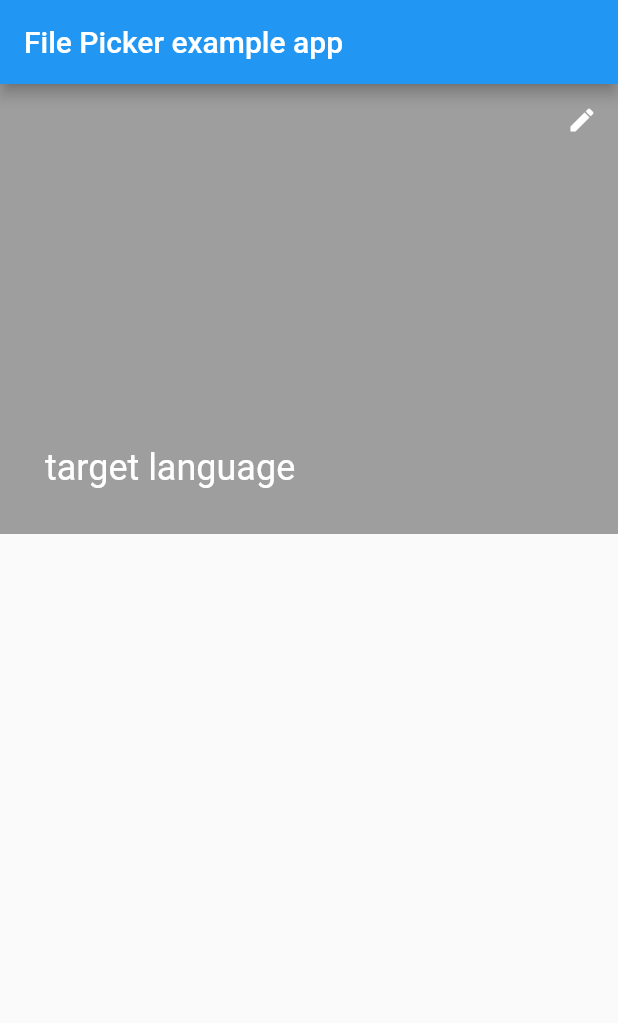
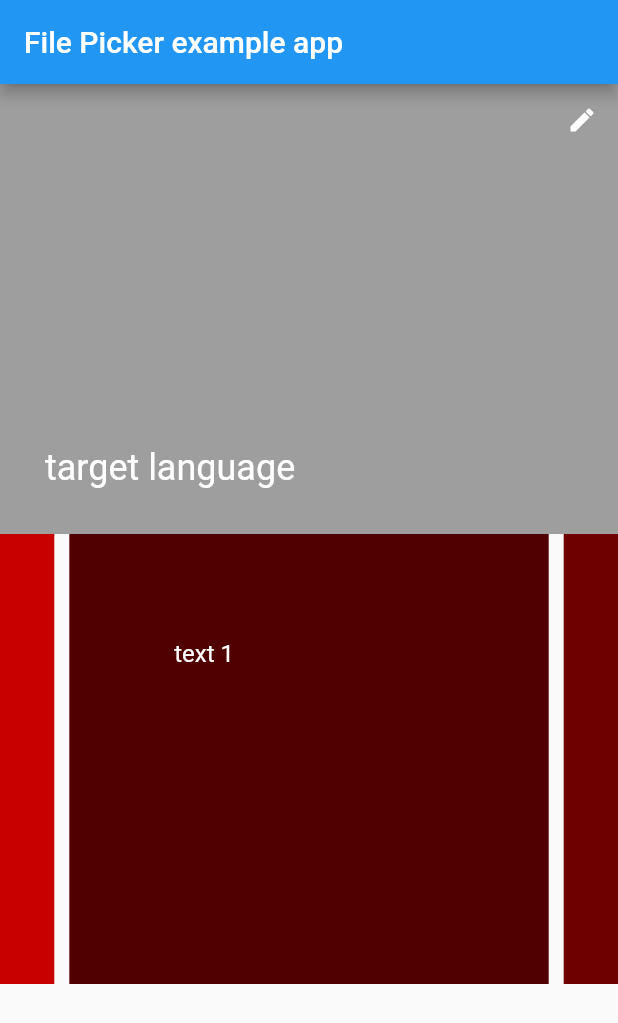
Before and after one commit to calbert1209/file-pikker-study, a Flutter app: the screen it shows after launch, on a phone screen of 412 x 824 dp. Shown: the top 1023 px of the screen. Run offline on Flutter 3.47's test engine with Material 2 defaults, Android fonts, the phone set to English and light mode, and no system bars; drawn by our look-alikes of carousel_slider; our stand-ins replace file_picker.

Commit message:
add Carousel Slider package and dummy example on main page

```diff
--- a/lib/main.dart
+++ b/lib/main.dart
@@ -2,6 +2,7 @@ import 'dart:io';
 
 import 'package:flutter/material.dart';
 import './services/image_picker.dart';
+import 'package:carousel_slider/carousel_slider.dart';
 
 void main() => runApp(FilePickerDemo());
 
@@ -29,7 +30,9 @@ class _FilePickerDemoState extends State<FilePickerDemo> {
         appBar: AppBar(
           title: const Text('File Picker example app'),
         ),
-        body: Container(
+        body: Column(
+          children: <Widget>[
+            Container(
               color: Colors.grey,
               height: 300,
               child: Stack(
@@ -76,6 +79,34 @@ class _FilePickerDemoState extends State<FilePickerDemo> {
                 ],
               ),
             ),
+            CarouselSlider(
+              height: 300.0,
+              items: [1,2,3,4,5].map((i) {
+                return Builder(
+                  builder: (BuildContext context) {
+                    return Container(
+                      width: MediaQuery.of(context).size.width,
+                      margin: EdgeInsets.symmetric(horizontal: 5.0),
+                      decoration: BoxDecoration(
+                        color: Color.fromRGBO((30 * i) + 50, 0, 0, 1),
+                      ),
+                      child: Align(
+                        alignment: Alignment(-0.5,-0.5),
+                        child: Text(
+                            'text $i',
+                            style: TextStyle(
+                                fontSize: 16.0,
+                                color: Colors.white,
+                            )
+                        ),
+                      )
+                    );
+                  },
+                );
+              }).toList(),
+            )
+          ],
+        ),
       ),
     );
   }
```
Also changed, not shown: pubspec.lock. Lines whose indentation alone changed are shown as unchanged.
